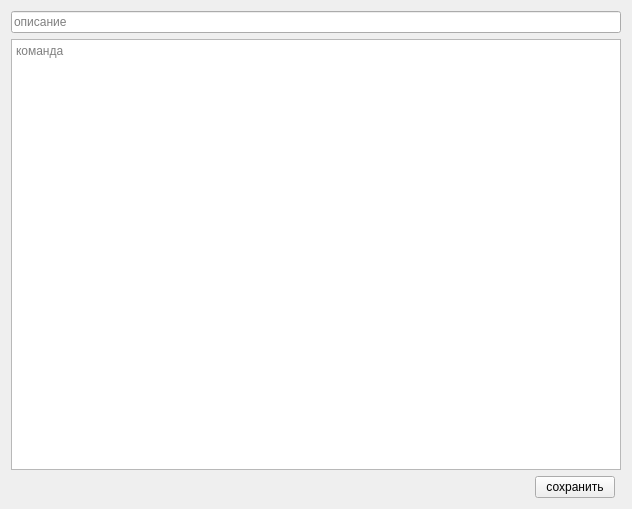
Above: dialogadd.ui from MysticOrNot/qtHelper before the change. Below: the same form after it.
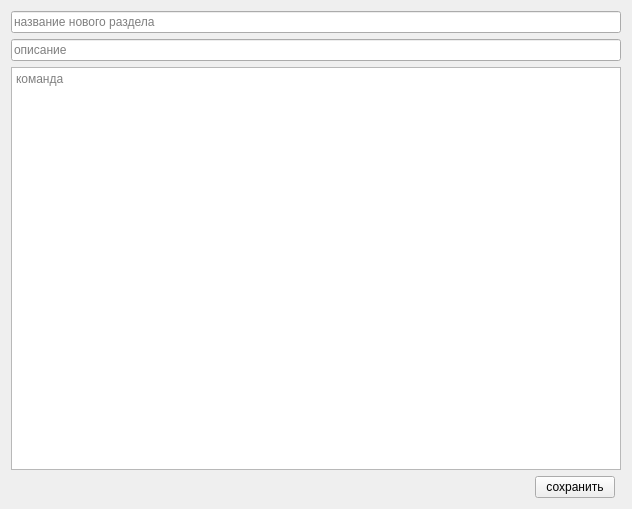
That is the form after the change.

```diff
--- a/dialogadd.ui
+++ b/dialogadd.ui
@@ -16,21 +16,7 @@
   <layout class="QGridLayout" name="gridLayout_2">
    <item row="0" column="0">
     <layout class="QGridLayout" name="gridLayout">
-     <item row="1" column="0" colspan="4">
-      <widget class="QPlainTextEdit" name="command">
-       <property name="placeholderText">
-        <string>команда</string>
-       </property>
-      </widget>
-     </item>
-     <item row="5" column="2">
-      <widget class="QPushButton" name="addBtn">
-       <property name="text">
-        <string>сохранить</string>
-       </property>
-      </widget>
-     </item>
-     <item row="5" column="1">
+     <item row="7" column="1">
       <spacer name="horizontalSpacer">
        <property name="orientation">
         <enum>Qt::Horizontal</enum>
@@ -43,13 +29,37 @@
        </property>
       </spacer>
      </item>
-     <item row="0" column="0" colspan="4">
+     <item row="3" column="0" colspan="4">
+      <widget class="QPlainTextEdit" name="command">
+       <property name="placeholderText">
+        <string>команда</string>
+       </property>
+      </widget>
+     </item>
+     <item row="7" column="2">
+      <widget class="QPushButton" name="addBtn">
+       <property name="text">
+        <string>сохранить</string>
+       </property>
+      </widget>
+     </item>
+     <item row="2" column="0" colspan="4">
       <widget class="QLineEdit" name="descr">
        <property name="placeholderText">
         <string>описание</string>
        </property>
       </widget>
      </item>
+     <item row="1" column="0" colspan="4">
+      <widget class="QLineEdit" name="topic">
+       <property name="text">
+        <string/>
+       </property>
+       <property name="placeholderText">
+        <string>название нового раздела</string>
+       </property>
+      </widget>
+     </item>
     </layout>
    </item>
   </layout>
```
